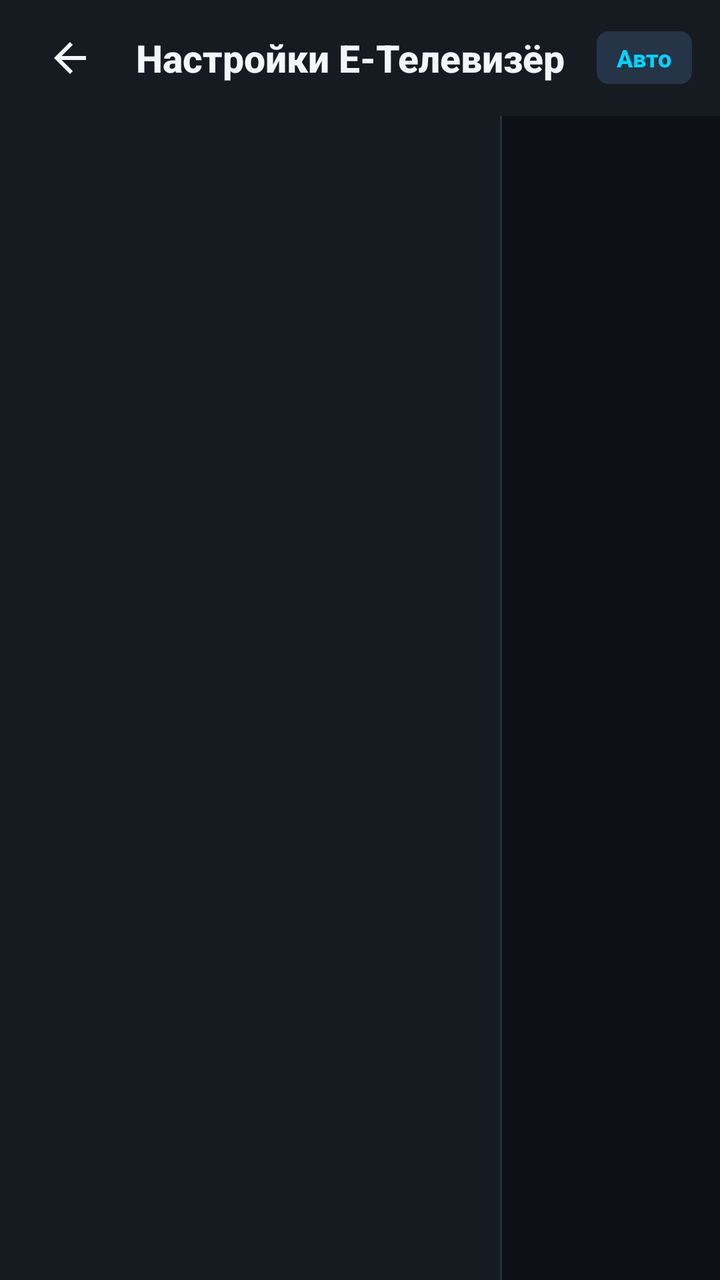
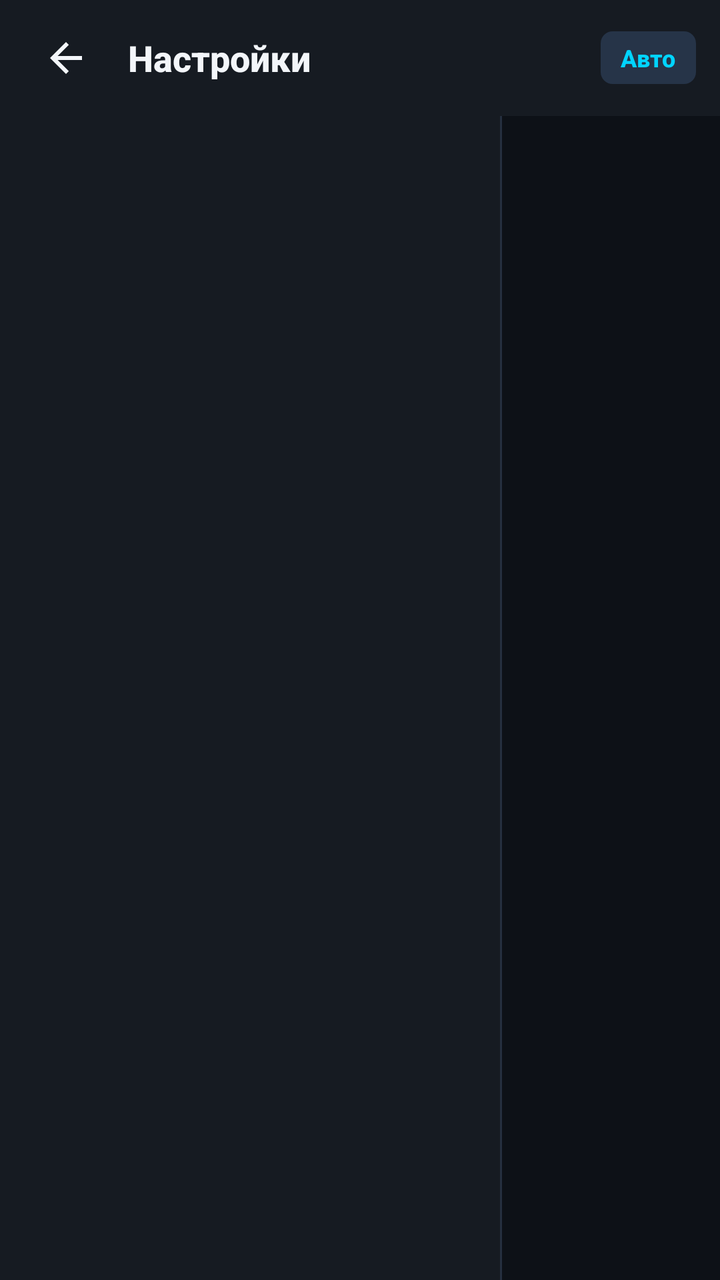

Compare the two renders of this Android layout. The source of the first and the diff that turns it into the second are given below.
<!-- AndroidManifest.xml: application theme Theme.ETelevizor -->
<!-- res/layout/activity_settings.xml -->
<?xml version="1.0" encoding="utf-8"?>
<LinearLayout xmlns:android="http://schemas.android.com/apk/res/android"
    android:id="@+id/settingsRoot"
    android:layout_width="match_parent"
    android:layout_height="match_parent"
    android:background="@color/bg_primary"
    android:orientation="vertical">

    
    <LinearLayout
        android:layout_width="match_parent"
        android:layout_height="58dp"
        android:background="@color/bg_surface"
        android:gravity="center_vertical"
        android:orientation="horizontal"
        android:paddingHorizontal="14dp">

        <ImageButton
            android:id="@+id/btnSettingsBack"
            android:layout_width="42dp"
            android:layout_height="42dp"
            android:background="@drawable/bg_focus_row"
            android:contentDescription="Назад"
            android:padding="8dp"
            android:src="@drawable/ic_back"
            android:tint="@color/text_primary" />

        <TextView
            android:layout_width="0dp"
            android:layout_height="wrap_content"
            android:layout_marginStart="12dp"
            android:layout_weight="1"
            android:text="Настройки Е-Телевизёр"
            android:textColor="@color/text_primary"
            android:textSize="19sp"
            android:textStyle="bold" />

        <TextView
            android:id="@+id/tvSettingsModeBadge"
            android:layout_width="wrap_content"
            android:layout_height="wrap_content"
            android:background="@drawable/bg_badge_neutral"
            android:paddingHorizontal="10dp"
            android:paddingVertical="5dp"
            android:text="Авто"
            android:textColor="@color/accent_cyan"
            android:textSize="12sp"
            android:textStyle="bold" />
    </LinearLayout>

    
    <androidx.recyclerview.widget.RecyclerView
        android:id="@+id/rvSettingsCategoriesPhone"
        android:layout_width="match_parent"
        android:layout_height="48dp"
        android:background="@color/bg_rail"
        android:clipToPadding="false"
        android:paddingHorizontal="8dp"
        android:paddingVertical="5dp"
        android:visibility="gone" />

    
    <LinearLayout
        android:layout_width="match_parent"
        android:layout_height="0dp"
        android:layout_weight="1"
        android:orientation="horizontal">

        <androidx.recyclerview.widget.RecyclerView
            android:id="@+id/rvSettingsCategoriesTv"
            android:layout_width="250dp"
            android:layout_height="match_parent"
            android:background="@color/bg_surface"
            android:padding="10dp" />

        <View
            android:id="@+id/settingsDivider"
            android:layout_width="1dp"
            android:layout_height="match_parent"
            android:background="@color/divider" />

        <androidx.recyclerview.widget.RecyclerView
            android:id="@+id/rvSettingsItems"
            android:layout_width="0dp"
            android:layout_height="match_parent"
            android:layout_weight="1"
            android:clipToPadding="false"
            android:padding="12dp" />
    </LinearLayout>

</LinearLayout>
<!-- resources referenced by this layout -->
<resources>
  <color name="accent_cyan">#00D4FF</color>
  <color name="bg_primary">#0D1117</color>
  <color name="bg_rail">#11161E</color>
  <color name="bg_surface">#161B22</color>
  <color name="divider">#252F3F</color>
  <color name="text_primary">#F3F6FA</color>
  <!-- drawable bg_badge_neutral (drawable) -->
  <?xml version="1.0" encoding="utf-8"?>
  <shape xmlns:android="http://schemas.android.com/apk/res/android" android:shape="rectangle">
      <solid android:color="#263448" />
      <corners android:radius="6dp" />
  </shape>
  <!-- drawable bg_focus_row (drawable) -->
  <?xml version="1.0" encoding="utf-8"?>
  <selector xmlns:android="http://schemas.android.com/apk/res/android">
      <item android:state_focused="true">
          <shape android:shape="rectangle">
              <solid android:color="#233754" />
              <stroke android:width="2dp" android:color="@color/accent_cyan" />
              <corners android:radius="10dp" />
          </shape>
      </item>
      <item android:state_selected="true">
          <shape android:shape="rectangle">
              <solid android:color="#1C2C42" />
              <stroke android:width="1dp" android:color="#5500D4FF" />
              <corners android:radius="10dp" />
          </shape>
      </item>
      <item android:state_pressed="true">
          <shape android:shape="rectangle">
              <solid android:color="#1E2F45" />
              <corners android:radius="10dp" />
          </shape>
      </item>
      <item>
          <shape android:shape="rectangle">
              <solid android:color="@android:color/transparent" />
              <corners android:radius="10dp" />
          </shape>
      </item>
  </selector>
  <!-- drawable ic_back (drawable) -->
  <?xml version="1.0" encoding="utf-8"?>
  <vector xmlns:android="http://schemas.android.com/apk/res/android"
      android:width="24dp" android:height="24dp" android:viewportWidth="24" android:viewportHeight="24">
      <path android:fillColor="#FFFFFFFF" android:pathData="M20,11H7.83l5.59,-5.59L12,4l-8,8 8,8 1.41,-1.41L7.83,13H20v-2z" />
  </vector>
  <style name="Theme.ETelevizor" parent="Theme.Material3.Dark.NoActionBar">
          <item name="colorPrimary">@color/accent_cyan</item>
          <item name="colorOnPrimary">@color/black</item>
          <item name="colorSecondary">@color/accent_amber</item>
          <item name="android:colorBackground">@color/bg_primary</item>
          <item name="colorSurface">@color/bg_surface</item>
          <item name="colorOnSurface">@color/text_primary</item>
          <item name="android:windowBackground">@color/bg_primary</item>
          <item name="android:statusBarColor">@color/bg_primary</item>
          <item name="android:navigationBarColor">@color/bg_primary</item>
          <item name="materialAlertDialogTheme">@style/ThemeOverlay.ETelevizor.Dialog</item>
          <item name="android:fontFamily">sans-serif-medium</item>
      </style>
  <color name="black">#000000</color>
  <color name="accent_amber">#F59E0B</color>
  <style name="ThemeOverlay.ETelevizor.Dialog" parent="ThemeOverlay.Material3.MaterialAlertDialog">
          <item name="colorSurface">@color/bg_surface</item>
          <item name="colorOnSurface">@color/text_primary</item>
          <item name="colorPrimary">@color/accent_cyan</item>
      </style>
</resources>

<!-- the commit's change to res/layout/activity_settings.xml (unified diff, before → after) -->
@@ -9,11 +9,13 @@
     
     <LinearLayout
         android:layout_width="match_parent"
-        android:layout_height="58dp"
+        android:layout_height="wrap_content"
         android:background="@color/bg_surface"
         android:gravity="center_vertical"
+        android:minHeight="58dp"
         android:orientation="horizontal"
-        android:paddingHorizontal="14dp">
+        android:paddingHorizontal="12dp"
+        android:paddingVertical="8dp">
 
         <ImageButton
             android:id="@+id/btnSettingsBack"
@@ -28,11 +30,13 @@
         <TextView
             android:layout_width="0dp"
             android:layout_height="wrap_content"
-            android:layout_marginStart="12dp"
+            android:layout_marginStart="10dp"
             android:layout_weight="1"
-            android:text="Настройки Е-Телевизёр"
+            android:ellipsize="end"
+            android:maxLines="1"
+            android:text="Настройки"
             android:textColor="@color/text_primary"
-            android:textSize="19sp"
+            android:textSize="18sp"
             android:textStyle="bold" />
 
         <TextView
@@ -52,11 +56,12 @@
     <androidx.recyclerview.widget.RecyclerView
         android:id="@+id/rvSettingsCategoriesPhone"
         android:layout_width="match_parent"
-        android:layout_height="48dp"
+        android:layout_height="wrap_content"
         android:background="@color/bg_rail"
         android:clipToPadding="false"
+        android:minHeight="48dp"
         android:paddingHorizontal="8dp"
-        android:paddingVertical="5dp"
+        android:paddingVertical="6dp"
         android:visibility="gone" />
 
     
